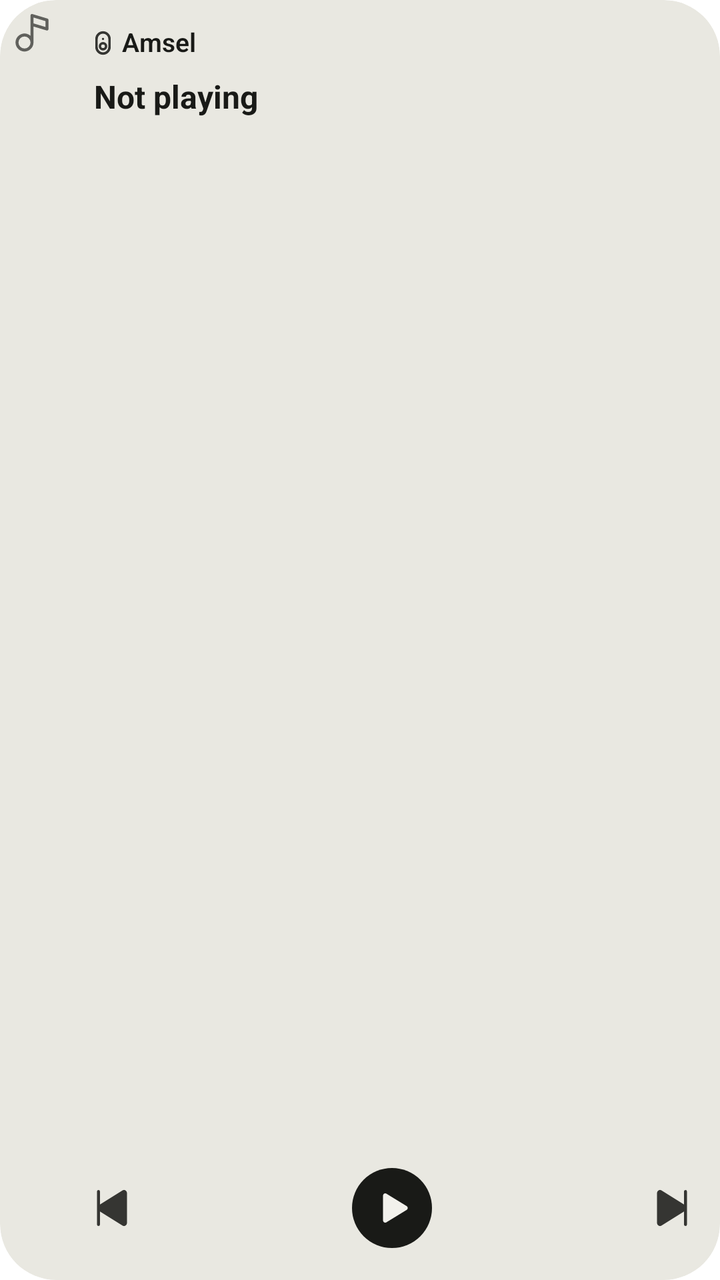
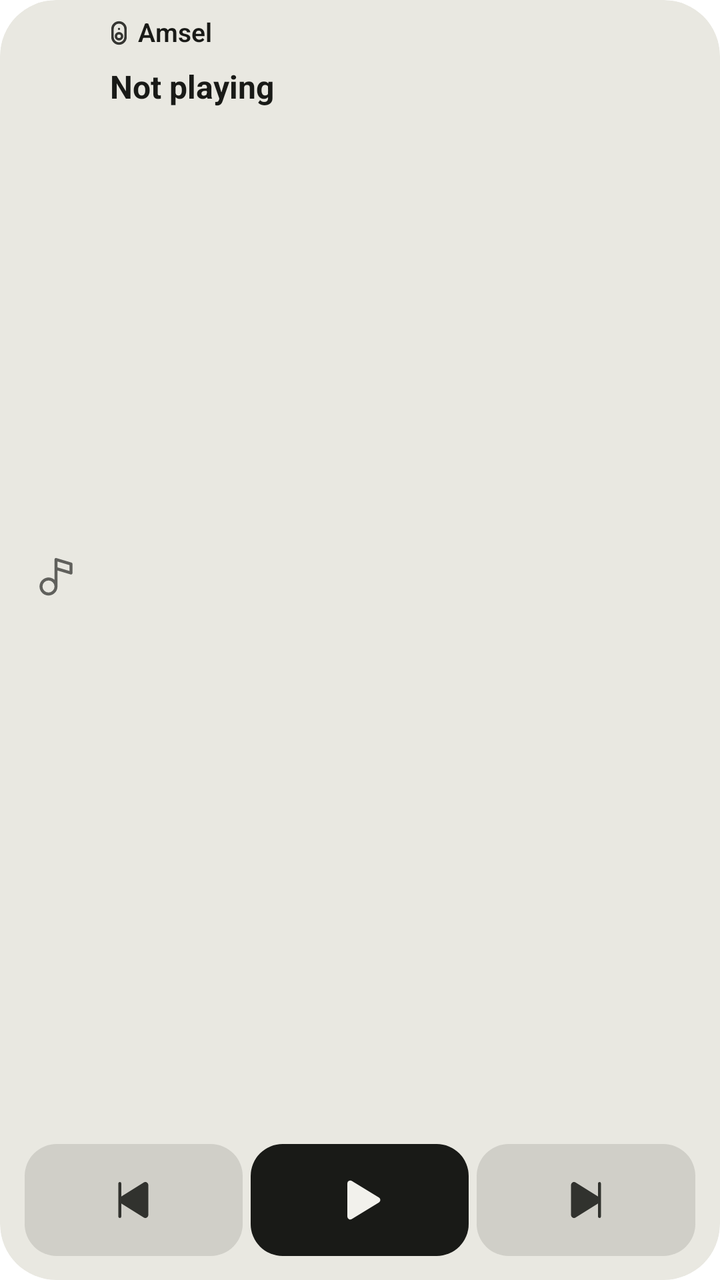

Two renders of the same Android screen: before a commit and after it. Below are the layout's source before the change and the commit's diff.
<!-- AndroidManifest.xml: application theme Theme.Amsel.Starting -->
<!-- res/layout/widget_player.xml -->
<?xml version="1.0" encoding="utf-8"?>
<FrameLayout xmlns:android="http://schemas.android.com/apk/res/android"
    xmlns:tools="http://schemas.android.com/tools"
    android:id="@android:id/background"
    android:layout_width="match_parent"
    android:layout_height="match_parent"
    android:background="@drawable/widget_background_cover"
    android:clipToOutline="true"
    tools:targetApi="31">

    <ImageView
        android:id="@+id/widget_cover"
        android:layout_width="match_parent"
        android:layout_height="match_parent"
        android:importantForAccessibility="no"
        android:scaleType="centerCrop"
        android:visibility="gone" />

    
    <ImageView
        android:id="@+id/widget_veil"
        android:layout_width="match_parent"
        android:layout_height="match_parent"
        android:importantForAccessibility="no"
        android:visibility="gone" />

    <LinearLayout
        android:layout_width="match_parent"
        android:layout_height="match_parent"
        android:baselineAligned="false"
        android:orientation="horizontal">

        <include layout="@layout/widget_art" />

        
        <FrameLayout
            android:id="@+id/widget_body"
            android:layout_width="0dp"
            android:layout_height="match_parent"
            android:layout_weight="1"
            android:paddingBottom="12dp">

            <include
                layout="@layout/widget_words"
                android:layout_width="match_parent"
                android:layout_height="wrap_content" />

            <include
                layout="@layout/widget_buttons"
                android:layout_width="match_parent"
                android:layout_height="wrap_content"
                android:layout_gravity="bottom" />
        </FrameLayout>
    </LinearLayout>
</FrameLayout>
<!-- res/layout/widget_art.xml (included above) -->
<?xml version="1.0" encoding="utf-8"?>
<FrameLayout xmlns:android="http://schemas.android.com/apk/res/android"
    xmlns:tools="http://schemas.android.com/tools"
    android:id="@+id/widget_art_box"
    android:layout_width="wrap_content"
    android:layout_height="wrap_content"
    tools:ignore="MergeRootFrame">

    <ImageView
        android:id="@+id/widget_art"
        android:layout_width="wrap_content"
        android:layout_height="wrap_content"
        android:importantForAccessibility="no"
        android:visibility="gone" />

    
    <ImageView
        android:id="@+id/widget_art_night"
        android:layout_width="wrap_content"
        android:layout_height="wrap_content"
        android:importantForAccessibility="no"
        android:tint="@color/widget_night_tone"
        android:tintMode="src_in"
        android:visibility="gone" />

    <ImageView
        android:id="@+id/widget_art_blank"
        android:layout_width="wrap_content"
        android:layout_height="wrap_content"
        android:importantForAccessibility="no"
        android:tint="@color/widget_ground_light"
        android:tintMode="src_in" />

    
    <ImageView
        android:id="@+id/widget_art_glyph"
        android:layout_width="32dp"
        android:layout_height="32dp"
        android:layout_gravity="center"
        android:importantForAccessibility="no"
        android:padding="4dp"
        android:src="@drawable/ic_track"
        android:tint="@color/widget_quiet_light"
        android:tintMode="src_in" />

    <ImageView
        android:id="@+id/widget_art_glyph_large"
        android:layout_width="40dp"
        android:layout_height="40dp"
        android:layout_gravity="center"
        android:importantForAccessibility="no"
        android:padding="4dp"
        android:src="@drawable/ic_track_light"
        android:tint="@color/widget_quiet_light"
        android:tintMode="src_in"
        android:visibility="gone" />
</FrameLayout>
<!-- res/layout/widget_words.xml (included above) -->
<?xml version="1.0" encoding="utf-8"?>
<LinearLayout xmlns:android="http://schemas.android.com/apk/res/android"
    android:id="@+id/widget_words"
    android:layout_width="match_parent"
    android:layout_height="wrap_content"
    android:orientation="vertical"
    android:paddingStart="13dp"
    android:paddingTop="14dp"
    android:paddingEnd="16dp">

    <LinearLayout
        android:id="@+id/widget_speaker_row"
        android:layout_width="wrap_content"
        android:layout_height="wrap_content"
        android:gravity="center_vertical"
        android:orientation="horizontal">

        <ImageView
            android:id="@+id/widget_speaker_glyph"
            android:layout_width="13sp"
            android:layout_height="13sp"
            android:importantForAccessibility="no"
            android:src="@drawable/ic_speaker_bold"
            android:tint="@color/widget_glyph_light"
            android:tintMode="src_in" />

        <TextView
            android:id="@+id/widget_speaker"
            android:layout_width="wrap_content"
            android:layout_height="wrap_content"
            android:ellipsize="end"
            android:fontFamily="sans-serif"
            android:includeFontPadding="false"
            android:lineHeight="16sp"
            android:maxLines="1"
            android:paddingStart="3dp"
            android:paddingEnd="0dp"
            android:text="@string/app_name"
            android:textColor="@color/widget_words_light"
            android:textFontWeight="600"
            android:textSize="13sp" />

        <TextView
            android:id="@+id/widget_level"
            android:layout_width="wrap_content"
            android:layout_height="wrap_content"
            android:ellipsize="end"
            android:fontFamily="sans-serif"
            android:includeFontPadding="false"
            android:lineHeight="16sp"
            android:maxLines="1"
            android:visibility="gone"
            android:textColor="@color/widget_quiet_light"
            android:textFontWeight="600"
            android:textSize="13sp" />
    </LinearLayout>

    <TextView
        android:id="@+id/widget_title"
        android:layout_width="match_parent"
        android:layout_height="wrap_content"
        android:ellipsize="end"
        android:fontFamily="sans-serif"
        android:includeFontPadding="false"
        android:lineHeight="20sp"
        android:maxLines="1"
        android:paddingStart="2dp"
        android:paddingTop="10dp"
        android:paddingEnd="0dp"
        android:text="@string/player_not_playing"
        android:textColor="@color/widget_words_light"
        android:textFontWeight="700"
        android:textSize="16sp" />

    <TextView
        android:id="@+id/widget_subtitle"
        android:layout_width="match_parent"
        android:layout_height="wrap_content"
        android:ellipsize="end"
        android:fontFamily="sans-serif"
        android:includeFontPadding="false"
        android:lineHeight="16sp"
        android:maxLines="1"
        android:paddingStart="2dp"
        android:paddingTop="4dp"
        android:paddingEnd="0dp"
        android:textColor="@color/widget_quiet_light"
        android:textFontWeight="400"
        android:textSize="13sp"
        android:visibility="gone" />
</LinearLayout>
<!-- res/layout/widget_buttons.xml (included above) -->
<?xml version="1.0" encoding="utf-8"?>
<LinearLayout xmlns:android="http://schemas.android.com/apk/res/android"
    android:id="@+id/widget_row"
    android:layout_width="match_parent"
    android:layout_height="wrap_content"
    android:baselineAligned="false"
    android:gravity="center_vertical"
    android:orientation="horizontal">

    <FrameLayout
        android:id="@+id/widget_slot_1"
        android:layout_width="48dp"
        android:layout_height="48dp"
        android:background="@drawable/widget_press_light">

        <ImageView
            android:id="@+id/widget_glyph_1"
            android:layout_width="24dp"
            android:layout_height="24dp"
            android:layout_gravity="center"
            android:importantForAccessibility="no"
            android:src="@drawable/ic_skip_previous"
            android:tint="@color/widget_glyph_light"
            android:tintMode="src_in"
            android:visibility="visible" />

        <ImageView
            android:id="@+id/widget_disc_1"
            android:layout_width="40dp"
            android:layout_height="40dp"
            android:layout_gravity="center"
            android:background="@drawable/widget_disc_light"
            android:importantForAccessibility="no"
            android:padding="11dp"
            android:src="@drawable/ic_play"
            android:tint="@color/widget_on_disc_light"
            android:tintMode="src_in"
            android:visibility="gone" />

        <ImageView
            android:id="@+id/widget_face_1"
            android:layout_width="28dp"
            android:layout_height="28dp"
            android:layout_gravity="center"
            android:importantForAccessibility="no"
            android:visibility="gone" />
    </FrameLayout>

    <FrameLayout
        android:id="@+id/widget_gap_1"
        android:layout_width="0dp"
        android:layout_height="1dp"
        android:layout_weight="1" />

    <FrameLayout
        android:id="@+id/widget_slot_2"
        android:layout_width="48dp"
        android:layout_height="48dp"
        android:background="@drawable/widget_press_light">

        <ImageView
            android:id="@+id/widget_glyph_2"
            android:layout_width="24dp"
            android:layout_height="24dp"
            android:layout_gravity="center"
            android:importantForAccessibility="no"
            android:src="@drawable/ic_play"
            android:tint="@color/widget_glyph_light"
            android:tintMode="src_in"
            android:visibility="gone" />

        <ImageView
            android:id="@+id/widget_disc_2"
            android:layout_width="40dp"
            android:layout_height="40dp"
            android:layout_gravity="center"
            android:background="@drawable/widget_disc_light"
            android:importantForAccessibility="no"
            android:padding="11dp"
            android:src="@drawable/ic_play"
            android:tint="@color/widget_on_disc_light"
            android:tintMode="src_in"
            android:visibility="visible" />

        <ImageView
            android:id="@+id/widget_face_2"
            android:layout_width="28dp"
            android:layout_height="28dp"
            android:layout_gravity="center"
            android:importantForAccessibility="no"
            android:visibility="gone" />
    </FrameLayout>

    <FrameLayout
        android:id="@+id/widget_gap_2"
        android:layout_width="0dp"
        android:layout_height="1dp"
        android:layout_weight="1" />

    <FrameLayout
        android:id="@+id/widget_slot_3"
        android:layout_width="48dp"
        android:layout_height="48dp"
        android:background="@drawable/widget_press_light">

        <ImageView
            android:id="@+id/widget_glyph_3"
            android:layout_width="24dp"
            android:layout_height="24dp"
            android:layout_gravity="center"
            android:importantForAccessibility="no"
            android:src="@drawable/ic_skip_next"
            android:tint="@color/widget_glyph_light"
            android:tintMode="src_in"
            android:visibility="visible" />

        <ImageView
            android:id="@+id/widget_disc_3"
            android:layout_width="40dp"
            android:layout_height="40dp"
            android:layout_gravity="center"
            android:background="@drawable/widget_disc_light"
            android:importantForAccessibility="no"
            android:padding="11dp"
            android:src="@drawable/ic_play"
            android:tint="@color/widget_on_disc_light"
            android:tintMode="src_in"
            android:visibility="gone" />

        <ImageView
            android:id="@+id/widget_face_3"
            android:layout_width="28dp"
            android:layout_height="28dp"
            android:layout_gravity="center"
            android:importantForAccessibility="no"
            android:visibility="gone" />
    </FrameLayout>

    <FrameLayout
        android:id="@+id/widget_gap_3"
        android:layout_width="0dp"
        android:layout_height="1dp"
        android:layout_weight="1"
        android:visibility="gone" />

    <FrameLayout
        android:id="@+id/widget_slot_4"
        android:layout_width="48dp"
        android:layout_height="48dp"
        android:background="@drawable/widget_press_light"
        android:visibility="gone">

        <ImageView
            android:id="@+id/widget_glyph_4"
            android:layout_width="24dp"
            android:layout_height="24dp"
            android:layout_gravity="center"
            android:importantForAccessibility="no"
            android:src="@drawable/ic_speaker"
            android:tint="@color/widget_glyph_light"
            android:tintMode="src_in"
            android:visibility="visible" />

        <ImageView
            android:id="@+id/widget_disc_4"
            android:layout_width="40dp"
            android:layout_height="40dp"
            android:layout_gravity="center"
            android:background="@drawable/widget_disc_light"
            android:importantForAccessibility="no"
            android:padding="11dp"
            android:src="@drawable/ic_play"
            android:tint="@color/widget_on_disc_light"
            android:tintMode="src_in"
            android:visibility="gone" />

        <ImageView
            android:id="@+id/widget_face_4"
            android:layout_width="28dp"
            android:layout_height="28dp"
            android:layout_gravity="center"
            android:importantForAccessibility="no"
            android:visibility="gone" />
    </FrameLayout>
</LinearLayout>
<!-- resources referenced by this layout -->
<resources>
  <color name="widget_glyph_light">#DE191A17</color>
  <color name="widget_ground_light">#14191A17</color>
  <color name="widget_night_tone">#00000000</color>
  <color name="widget_on_disc_light">#FFF2F1EC</color>
  <color name="widget_quiet_light">#A8191A17</color>
  <color name="widget_words_light">#FF191A17</color>
  <!-- drawable widget_disc_light (drawable) -->
  <?xml version="1.0" encoding="utf-8"?>
  <shape xmlns:android="http://schemas.android.com/apk/res/android" android:shape="oval">
      <solid android:color="@color/widget_disc_light" />
  </shape>
  <!-- drawable widget_press_light (drawable) -->
  <?xml version="1.0" encoding="utf-8"?>
  <selector xmlns:android="http://schemas.android.com/apk/res/android">
      <item android:state_pressed="true">
          <layer-list>
              <item android:width="44dp" android:height="44dp" android:gravity="center">
                  <shape android:shape="oval">
                      <solid android:color="@color/widget_press_light" />
                  </shape>
              </item>
          </layer-list>
      </item>
      <item android:drawable="@android:color/transparent" />
  </selector>
  <string name="app_name" translatable="false">Amsel</string>
  <string name="player_not_playing">Not playing</string>
  <color name="widget_background_cover">#FFE9E8E1</color>
  <dimen name="widget_radius">0dp</dimen>
  <color name="widget_disc_light">#FF191A17</color>
  <color name="widget_press_light">#14191A17</color>
  <color name="splash_background">#FFF2F1EC</color>
  <color name="ic_launcher_background">#FFF1E9DA</color>
  <style name="Theme.Amsel" parent="android:Theme.Material.Light.NoActionBar">
          <item name="android:windowBackground">@color/splash_background</item>
      </style>
  <!-- unchanged entries left out for length: 10 -->
</resources>

<!-- the commit's change to res/layout/widget_player.xml (unified diff, before → after) -->
@@ -25,32 +25,43 @@
         android:visibility="gone" />
 
     <LinearLayout
-        android:layout_width="match_parent"
-        android:layout_height="match_parent"
-        android:baselineAligned="false"
-        android:orientation="horizontal">
-
-        <include layout="@layout/widget_art" />
-
-        
-        <FrameLayout
-            android:id="@+id/widget_body"
-            android:layout_width="0dp"
-            android:layout_height="match_parent"
+        android:id="@+id/widget_body"
+        android:layout_width="match_parent"
+        android:layout_height="match_parent"
+        android:orientation="vertical"
+        android:paddingStart="@dimen/widget_padding"
+        android:paddingTop="@dimen/widget_padding_words"
+        android:paddingEnd="@dimen/widget_padding"
+        android:paddingBottom="@dimen/widget_padding">
+
+        <LinearLayout
+            android:layout_width="match_parent"
+            android:layout_height="0dp"
             android:layout_weight="1"
-            android:paddingBottom="12dp">
-
+            android:baselineAligned="false"
+            android:orientation="horizontal">
+
+            <include
+                layout="@layout/widget_art"
+                android:layout_width="wrap_content"
+                android:layout_height="match_parent"
+                android:layout_marginTop="@dimen/widget_words_lead_out_top" />
+
+            
             <include
                 layout="@layout/widget_words"
                 android:layout_width="match_parent"
-                android:layout_height="wrap_content" />
-
-            <include
-                layout="@layout/widget_buttons"
-                android:layout_width="match_parent"
                 android:layout_height="wrap_content"
-                android:layout_gravity="bottom" />
-        </FrameLayout>
+                android:layout_marginStart="@dimen/widget_art_to_words_lead" />
+        </LinearLayout>
+
+        <include
+            layout="@layout/widget_buttons"
+            android:layout_width="match_parent"
+            android:layout_height="@dimen/widget_cell_height"
+            android:layout_marginStart="@dimen/widget_cell_inset_out"
+            android:layout_marginTop="@dimen/widget_words_to_cells"
+            android:layout_marginEnd="@dimen/widget_cell_inset_out" />
     </LinearLayout>
 </FrameLayout>
 <!-- res/layout/widget_art.xml (included above) -->
@@ -59,22 +70,26 @@
     xmlns:tools="http://schemas.android.com/tools"
     android:id="@+id/widget_art_box"
     android:layout_width="wrap_content"
-    android:layout_height="wrap_content"
+    android:layout_height="match_parent"
     tools:ignore="MergeRootFrame">
 
     <ImageView
         android:id="@+id/widget_art"
         android:layout_width="wrap_content"
-        android:layout_height="wrap_content"
-        android:importantForAccessibility="no"
+        android:layout_height="match_parent"
+        android:adjustViewBounds="true"
+        android:importantForAccessibility="no"
+        android:scaleType="fitCenter"
         android:visibility="gone" />
 
     
     <ImageView
         android:id="@+id/widget_art_night"
         android:layout_width="wrap_content"
-        android:layout_height="wrap_content"
-        android:importantForAccessibility="no"
+        android:layout_height="match_parent"
+        android:adjustViewBounds="true"
+        android:importantForAccessibility="no"
+        android:scaleType="fitCenter"
         android:tint="@color/widget_night_tone"
         android:tintMode="src_in"
         android:visibility="gone" />
@@ -82,9 +97,11 @@
     <ImageView
         android:id="@+id/widget_art_blank"
         android:layout_width="wrap_content"
-        android:layout_height="wrap_content"
-        android:importantForAccessibility="no"
-        android:tint="@color/widget_ground_light"
+        android:layout_height="match_parent"
+        android:adjustViewBounds="true"
+        android:importantForAccessibility="no"
+        android:scaleType="fitCenter"
+        android:tint="@color/widget_cell_light"
         android:tintMode="src_in" />
 
     
@@ -118,16 +135,16 @@
     android:layout_width="match_parent"
     android:layout_height="wrap_content"
     android:orientation="vertical"
-    android:paddingStart="13dp"
-    android:paddingTop="14dp"
-    android:paddingEnd="16dp">
+    android:paddingTop="3dp">
 
     <LinearLayout
         android:id="@+id/widget_speaker_row"
         android:layout_width="wrap_content"
         android:layout_height="wrap_content"
         android:gravity="center_vertical"
-        android:orientation="horizontal">
+        android:orientation="horizontal"
+        android:paddingStart="3dp"
+        android:paddingEnd="0dp">
 
         <ImageView
             android:id="@+id/widget_speaker_glyph"
@@ -178,7 +195,7 @@
         android:includeFontPadding="false"
         android:lineHeight="20sp"
         android:maxLines="1"
-        android:paddingStart="2dp"
+        android:paddingStart="5dp"
         android:paddingTop="10dp"
         android:paddingEnd="0dp"
         android:text="@string/player_not_playing"
@@ -195,7 +212,7 @@
         android:includeFontPadding="false"
         android:lineHeight="16sp"
         android:maxLines="1"
-        android:paddingStart="2dp"
+        android:paddingStart="5dp"
         android:paddingTop="4dp"
         android:paddingEnd="0dp"
         android:textColor="@color/widget_quiet_light"
@@ -208,16 +225,16 @@
 <LinearLayout xmlns:android="http://schemas.android.com/apk/res/android"
     android:id="@+id/widget_row"
     android:layout_width="match_parent"
-    android:layout_height="wrap_content"
+    android:layout_height="match_parent"
     android:baselineAligned="false"
-    android:gravity="center_vertical"
     android:orientation="horizontal">
 
     <FrameLayout
         android:id="@+id/widget_slot_1"
-        android:layout_width="48dp"
-        android:layout_height="48dp"
-        android:background="@drawable/widget_press_light">
+        android:layout_width="0dp"
+        android:layout_weight="1"
+        android:layout_height="match_parent"
+        android:background="@drawable/widget_cell_light">
 
         <ImageView
             android:id="@+id/widget_glyph_1"
@@ -227,21 +244,7 @@
             android:importantForAccessibility="no"
             android:src="@drawable/ic_skip_previous"
             android:tint="@color/widget_glyph_light"
-            android:tintMode="src_in"
-            android:visibility="visible" />
-
-        <ImageView
-            android:id="@+id/widget_disc_1"
-            android:layout_width="40dp"
-            android:layout_height="40dp"
-            android:layout_gravity="center"
-            android:background="@drawable/widget_disc_light"
-            android:importantForAccessibility="no"
-            android:padding="11dp"
-            android:src="@drawable/ic_play"
-            android:tint="@color/widget_on_disc_light"
-            android:tintMode="src_in"
-            android:visibility="gone" />
+            android:tintMode="src_in" />
 
         <ImageView
             android:id="@+id/widget_face_1"
@@ -253,16 +256,11 @@
     </FrameLayout>
 
     <FrameLayout
-        android:id="@+id/widget_gap_1"
+        android:id="@+id/widget_slot_2"
         android:layout_width="0dp"
-        android:layout_height="1dp"
-        android:layout_weight="1" />
-
-    <FrameLayout
-        android:id="@+id/widget_slot_2"
-        android:layout_width="48dp"
-        android:layout_height="48dp"
-        android:background="@drawable/widget_press_light">
+        android:layout_weight="1"
+        android:layout_height="match_parent"
+        android:background="@drawable/widget_cell_play_light">
 
         <ImageView
             android:id="@+id/widget_glyph_2"
@@ -271,22 +269,8 @@
             android:layout_gravity="center"
             android:importantForAccessibility="no"
             android:src="@drawable/ic_play"
-            android:tint="@color/widget_glyph_light"
-            android:tintMode="src_in"
-            android:visibility="gone" />
-
-        <ImageView
-            android:id="@+id/widget_disc_2"
-            android:layout_width="40dp"
-            android:layout_height="40dp"
-            android:layout_gravity="center"
-            android:background="@drawable/widget_disc_light"
-            android:importantForAccessibility="no"
-            android:padding="11dp"
-            android:src="@drawable/ic_play"
             android:tint="@color/widget_on_disc_light"
-            android:tintMode="src_in"
-            android:visibility="visible" />
+            android:tintMode="src_in" />
 
         <ImageView
             android:id="@+id/widget_face_2"
@@ -298,16 +282,11 @@
     </FrameLayout>
 
     <FrameLayout
-        android:id="@+id/widget_gap_2"
+        android:id="@+id/widget_slot_3"
         android:layout_width="0dp"
-        android:layout_height="1dp"
-        android:layout_weight="1" />
-
-    <FrameLayout
-        android:id="@+id/widget_slot_3"
-        android:layout_width="48dp"
-        android:layout_height="48dp"
-        android:background="@drawable/widget_press_light">
+        android:layout_weight="1"
+        android:layout_height="match_parent"
+        android:background="@drawable/widget_cell_light">
 
         <ImageView
             android:id="@+id/widget_glyph_3"
@@ -317,21 +296,7 @@
             android:importantForAccessibility="no"
             android:src="@drawable/ic_skip_next"
             android:tint="@color/widget_glyph_light"
-            android:tintMode="src_in"
-            android:visibility="visible" />
-
-        <ImageView
-            android:id="@+id/widget_disc_3"
-            android:layout_width="40dp"
-            android:layout_height="40dp"
-            android:layout_gravity="center"
-            android:background="@drawable/widget_disc_light"
-            android:importantForAccessibility="no"
-            android:padding="11dp"
-            android:src="@drawable/ic_play"
-            android:tint="@color/widget_on_disc_light"
-            android:tintMode="src_in"
-            android:visibility="gone" />
+            android:tintMode="src_in" />
 
         <ImageView
             android:id="@+id/widget_face_3"
@@ -343,17 +308,11 @@
     </FrameLayout>
 
     <FrameLayout
-        android:id="@+id/widget_gap_3"
+        android:id="@+id/widget_slot_4"
         android:layout_width="0dp"
-        android:layout_height="1dp"
         android:layout_weight="1"
-        android:visibility="gone" />
-
-    <FrameLayout
-        android:id="@+id/widget_slot_4"
-        android:layout_width="48dp"
-        android:layout_height="48dp"
-        android:background="@drawable/widget_press_light"
+        android:layout_height="match_parent"
+        android:background="@drawable/widget_cell_light"
         android:visibility="gone">
 
         <ImageView
@@ -364,21 +323,7 @@
             android:importantForAccessibility="no"
             android:src="@drawable/ic_speaker"
             android:tint="@color/widget_glyph_light"
-            android:tintMode="src_in"
-            android:visibility="visible" />
-
-        <ImageView
-            android:id="@+id/widget_disc_4"
-            android:layout_width="40dp"
-            android:layout_height="40dp"
-            android:layout_gravity="center"
-            android:background="@drawable/widget_disc_light"
-            android:importantForAccessibility="no"
-            android:padding="11dp"
-            android:src="@drawable/ic_play"
-            android:tint="@color/widget_on_disc_light"
-            android:tintMode="src_in"
-            android:visibility="gone" />
+            android:tintMode="src_in" />
 
         <ImageView
             android:id="@+id/widget_face_4"
<!-- resource entries referenced after the edit -->
@@ -1,35 +1,86 @@
 <!-- resources referenced by this layout -->
 <resources>
+  <color name="widget_cell_light">#1F191A17</color>
   <color name="widget_glyph_light">#DE191A17</color>
-  <color name="widget_ground_light">#14191A17</color>
   <color name="widget_night_tone">#00000000</color>
   <color name="widget_on_disc_light">#FFF2F1EC</color>
   <color name="widget_quiet_light">#A8191A17</color>
   <color name="widget_words_light">#FF191A17</color>
-  <!-- drawable widget_disc_light (drawable) -->
+  <dimen name="widget_art_to_words_lead">6dp</dimen>
+  <dimen name="widget_cell_height">56dp</dimen>
+  <dimen name="widget_cell_inset_out">-2dp</dimen>
+  <dimen name="widget_padding">12dp</dimen>
+  <dimen name="widget_padding_words">6dp</dimen>
+  <dimen name="widget_words_lead_out_top">6dp</dimen>
+  <dimen name="widget_words_to_cells">8dp</dimen>
+  <!-- drawable widget_cell_light (drawable) -->
   <?xml version="1.0" encoding="utf-8"?>
-  <shape xmlns:android="http://schemas.android.com/apk/res/android" android:shape="oval">
-      <solid android:color="@color/widget_disc_light" />
-  </shape>
-  <!-- drawable widget_press_light (drawable) -->
+  <inset xmlns:android="http://schemas.android.com/apk/res/android"
+      android:insetLeft="@dimen/widget_cell_inset"
+      android:insetRight="@dimen/widget_cell_inset">
+      <selector>
+          <item android:state_pressed="true">
+              <layer-list>
+                  <item>
+                      <shape android:shape="rectangle">
+                          <solid android:color="@color/widget_cell_light" />
+                          <corners android:radius="@dimen/widget_cell_radius" />
+                      </shape>
+                  </item>
+                  <item>
+                      <shape android:shape="rectangle">
+                          <solid android:color="@color/widget_press_light" />
+                          <corners android:radius="@dimen/widget_cell_radius" />
+                      </shape>
+                  </item>
+              </layer-list>
+          </item>
+          <item>
+              <shape android:shape="rectangle">
+                  <solid android:color="@color/widget_cell_light" />
+                  <corners android:radius="@dimen/widget_cell_radius" />
+              </shape>
+          </item>
+      </selector>
+  </inset>
+  <!-- drawable widget_cell_play_light (drawable) -->
   <?xml version="1.0" encoding="utf-8"?>
-  <selector xmlns:android="http://schemas.android.com/apk/res/android">
-      <item android:state_pressed="true">
-          <layer-list>
-              <item android:width="44dp" android:height="44dp" android:gravity="center">
-                  <shape android:shape="oval">
-                      <solid android:color="@color/widget_press_light" />
-                  </shape>
-              </item>
-          </layer-list>
-      </item>
-      <item android:drawable="@android:color/transparent" />
-  </selector>
+  <inset xmlns:android="http://schemas.android.com/apk/res/android"
+      android:insetLeft="@dimen/widget_cell_inset"
+      android:insetRight="@dimen/widget_cell_inset">
+      <selector>
+          <item android:state_pressed="true">
+              <layer-list>
+                  <item>
+                      <shape android:shape="rectangle">
+                          <solid android:color="@color/widget_disc_light" />
+                          <corners android:radius="@dimen/widget_cell_radius" />
+                      </shape>
+                  </item>
+                  <item>
+                      <shape android:shape="rectangle">
+                          <solid android:color="@color/widget_press_disc_light" />
+                          <corners android:radius="@dimen/widget_cell_radius" />
+                      </shape>
+                  </item>
+              </layer-list>
+          </item>
+          <item>
+              <shape android:shape="rectangle">
+                  <solid android:color="@color/widget_disc_light" />
+                  <corners android:radius="@dimen/widget_cell_radius" />
+              </shape>
+          </item>
+      </selector>
+  </inset>
   <string name="app_name" translatable="false">Amsel</string>
   <string name="player_not_playing">Not playing</string>
   <color name="widget_background_cover">#FFE9E8E1</color>
   <dimen name="widget_radius">0dp</dimen>
+  <dimen name="widget_cell_inset">2dp</dimen>
+  <dimen name="widget_cell_radius">16dp</dimen>
   <color name="widget_disc_light">#FF191A17</color>
+  <color name="widget_press_disc_light">#29F2F1EC</color>
   <color name="widget_press_light">#14191A17</color>
   <color name="splash_background">#FFF2F1EC</color>
   <color name="ic_launcher_background">#FFF1E9DA</color>
